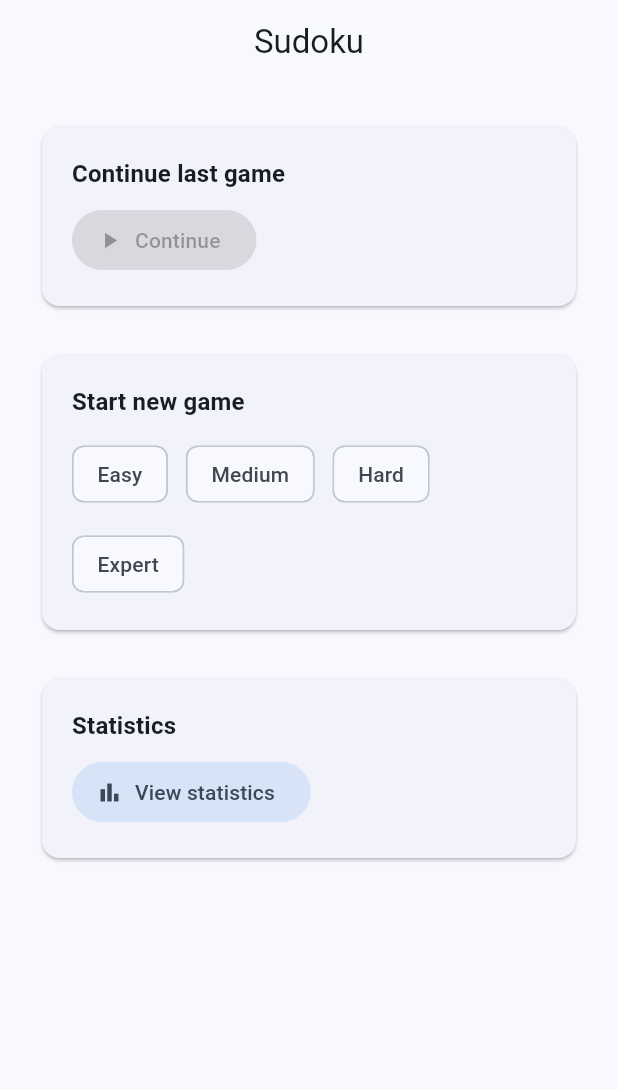
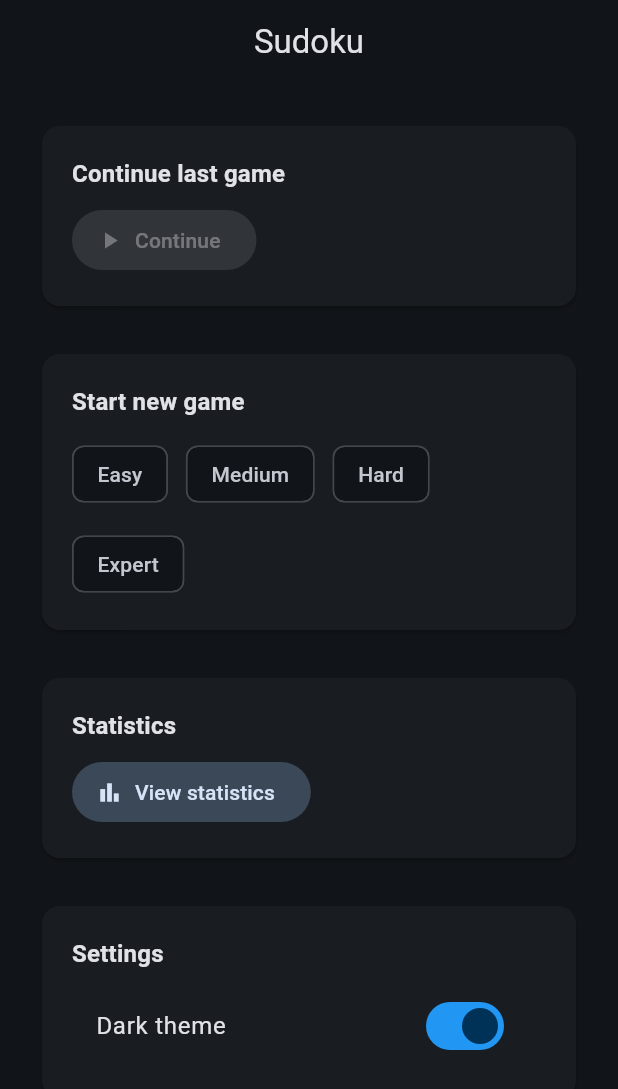
Before and after one commit to gaisdav/sudoku, a Flutter app: the screen it shows after launch, on a phone screen of 412 x 824 dp. Shown: the top 1089 px of the screen. Run offline on Flutter 3.47's test engine with Material 3 defaults, Android fonts, the phone set to English and light mode, and no system bars; our stand-ins replace flutter_dotenv, flutter_riverpod, google_mobile_ads, hive_flutter, wakelock_plus; missing offline and left inert: sudoku_dart; accounts and stored records are empty.

Commit message:
Add theme mode provider and integrate theme switching functionality
- Introduced a new theme mode provider to manage light and dark themes, utilizing GameStorage for persistence.
- Updated main.dart to apply the selected theme mode across the app.
- Enhanced game_screen.dart and home_screen.dart with a theme switch option in the settings, allowing users to toggle between light and dark themes seamlessly.
- Refactored relevant components to ensure consistent theme application throughout the UI.

```diff
--- a/lib/main.dart
+++ b/lib/main.dart
@@ -5,6 +5,7 @@ import 'package:flutter_dotenv/flutter_dotenv.dart';
 import 'package:google_mobile_ads/google_mobile_ads.dart';
 
 import 'config/app_colors.dart';
+import 'providers/theme_mode_provider.dart';
 import 'screens/home_screen.dart';
 import 'services/app_open_ad_service.dart';
 import 'services/game_storage.dart';
@@ -29,14 +30,14 @@ void main() async {
   runApp(const ProviderScope(child: SudokuApp()));
 }
 
-class SudokuApp extends StatefulWidget {
+class SudokuApp extends ConsumerStatefulWidget {
   const SudokuApp({super.key});
 
   @override
-  State<SudokuApp> createState() => _SudokuAppState();
+  ConsumerState<SudokuApp> createState() => _SudokuAppState();
 }
 
-class _SudokuAppState extends State<SudokuApp> with WidgetsBindingObserver {
+class _SudokuAppState extends ConsumerState<SudokuApp> with WidgetsBindingObserver {
   @override
   void initState() {
     super.initState();
@@ -70,8 +71,10 @@ class _SudokuAppState extends State<SudokuApp> with WidgetsBindingObserver {
 
   @override
   Widget build(BuildContext context) {
+    final themeMode = ref.watch(themeModeProvider);
     return MaterialApp(
       title: 'Sudoku',
+      themeMode: themeMode,
       theme: ThemeData(
         colorScheme: ColorScheme.fromSeed(
           seedColor: AppColors.light.primary,
--- /dev/null
+++ b/lib/providers/theme_mode_provider.dart
@@ -0,0 +1,28 @@
+import 'package:flutter/material.dart';
+import 'package:flutter_riverpod/flutter_riverpod.dart';
+
+import '../services/game_storage.dart';
+
+/// Провайдер темы приложения. По умолчанию тёмная тема.
+/// Сохраняется в [GameStorage].
+final themeModeProvider =
+    NotifierProvider<ThemeModeNotifier, ThemeMode>(ThemeModeNotifier.new);
+
+class ThemeModeNotifier extends Notifier<ThemeMode> {
+  @override
+  ThemeMode build() {
+    final saved = GameStorage.loadThemeMode();
+    return saved == GameStorage.valueThemeLight ? ThemeMode.light : ThemeMode.dark;
+  }
+
+  void setThemeMode(ThemeMode mode) {
+    state = mode;
+    GameStorage.saveThemeMode(
+      mode == ThemeMode.light ? GameStorage.valueThemeLight : GameStorage.valueThemeDark,
+    );
+  }
+
+  void toggle() {
+    setThemeMode(state == ThemeMode.dark ? ThemeMode.light : ThemeMode.dark);
+  }
+}
--- a/lib/screens/home_screen.dart
+++ b/lib/screens/home_screen.dart
@@ -2,6 +2,7 @@ import 'package:flutter/material.dart';
 import 'package:flutter_riverpod/flutter_riverpod.dart';
 import 'package:sudoku_dart/sudoku_dart.dart';
 
+import '../providers/theme_mode_provider.dart';
 import '../services/game_storage.dart';
 import '../services/interstitial_ad_service.dart';
 import '../widgets/banner_ad_widget.dart';
@@ -125,6 +126,16 @@ class _HomeScreenState extends ConsumerState<HomeScreen> {
                 ),
               ),
             ),
+            const SizedBox(height: 24),
+
+            // Settings
+            _SectionCard(
+              title: 'Settings',
+              child: Padding(
+                padding: const EdgeInsets.only(top: 8),
+                child: _ThemeSwitch(),
+              ),
+            ),
                 ],
               ),
             ),
@@ -138,6 +149,23 @@ class _HomeScreenState extends ConsumerState<HomeScreen> {
 }
 
 const List<String> _levelLabels = ['Easy', 'Medium', 'Hard', 'Expert'];
+
+class _ThemeSwitch extends ConsumerWidget {
+  const _ThemeSwitch();
+
+  @override
+  Widget build(BuildContext context, WidgetRef ref) {
+    final themeMode = ref.watch(themeModeProvider);
+    final isDark = themeMode == ThemeMode.dark;
+    return SwitchListTile(
+      title: const Text('Dark theme'),
+      value: isDark,
+      onChanged: (_) {
+        ref.read(themeModeProvider.notifier).toggle();
+      },
+    );
+  }
+}
 
 class _ContinueRow extends StatelessWidget {
   const _ContinueRow({
--- a/lib/services/game_storage.dart
+++ b/lib/services/game_storage.dart
@@ -8,6 +8,7 @@ class GameStorage {
   static const _boxName = 'sudoku_game';
   static const _keySavedGame = 'saved_game';
   static const _keyStats = 'stats';
+  static const _keyThemeMode = 'theme_mode';
 
   static Box? _box;
 
@@ -113,4 +114,22 @@ class GameStorage {
       return {};
     }
   }
+
+  // --- Settings (theme, etc.) ---
+
+  static const String valueThemeDark = 'dark';
+  static const String valueThemeLight = 'light';
+
+  /// Saves theme mode. [value] must be [valueThemeDark] or [valueThemeLight].
+  static Future<void> saveThemeMode(String value) async {
+    await box.put(_keyThemeMode, value);
+  }
+
+  /// Returns saved theme: [valueThemeDark] or [valueThemeLight]. Default: [valueThemeDark].
+  static String loadThemeMode() {
+    final raw = box.get(_keyThemeMode);
+    if (raw == null) return valueThemeDark;
+    final s = raw.toString();
+    return s == valueThemeLight ? valueThemeLight : valueThemeDark;
+  }
 }
```
Also changed, not shown: lib/screens/game_screen.dart (+28 -4 lines).
